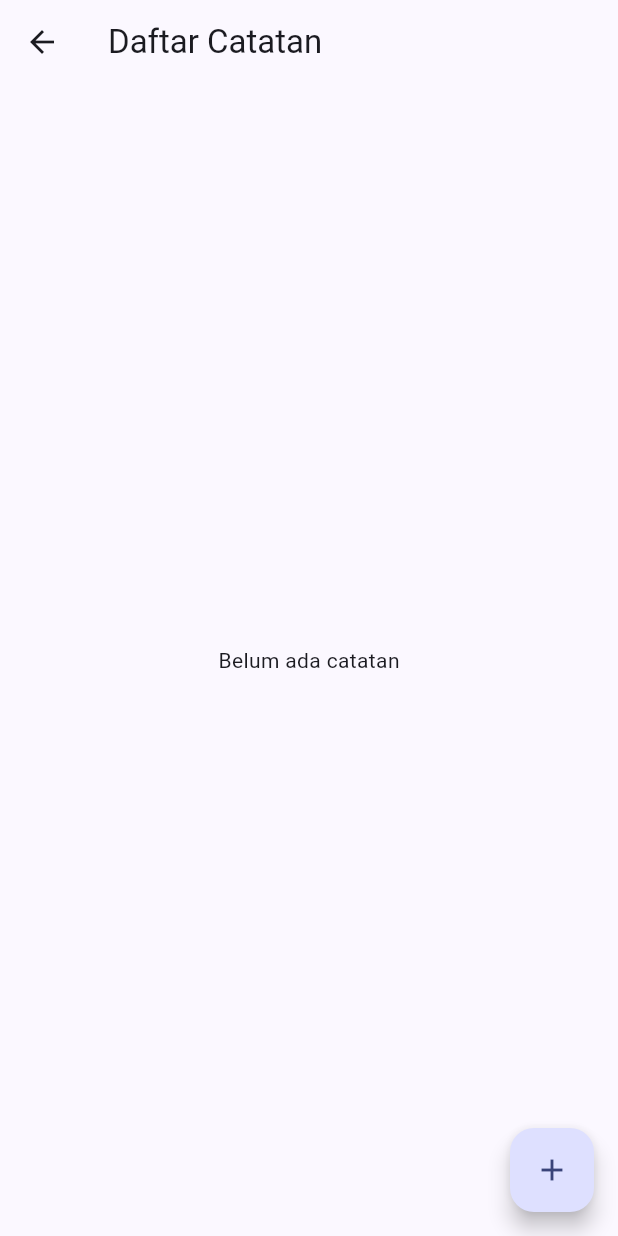
After one commit to rillsussy/studylog, a Flutter app: the screen it shows after launch, after a tap on "Lihat Daftar Catatan", on a phone screen of 412 x 824 dp. The commit adds this screen. Run offline on Flutter 3.47's test engine with Material 3 defaults, Android fonts, the phone set to English and light mode, and no system bars.

Commit message:
M2: navigasi empat layar dan state Provider

```diff
--- a/lib/main.dart
+++ b/lib/main.dart
@@ -1,9 +1,16 @@
 import 'package:flutter/material.dart';
+import 'package:provider/provider.dart';
 
-import 'screens/form_catatan_screen.dart';
+import 'screens/beranda_screen.dart';
+import 'state/catatan_store.dart';
 
 void main() {
-  runApp(const StudyLogApp());
+  runApp(
+    ChangeNotifierProvider(
+      create: (_) => CatatanStore(),
+      child: const StudyLogApp(),
+    ),
+  );
 }
 
 class StudyLogApp extends StatelessWidget {
@@ -18,7 +25,7 @@ class StudyLogApp extends StatelessWidget {
         colorScheme: ColorScheme.fromSeed(seedColor: Colors.indigo),
         useMaterial3: true,
       ),
-      home: const FormCatatanScreen(),
+      home: const BerandaScreen(),
     );
   }
 }
--- /dev/null
+++ b/lib/models/catatan.dart
@@ -0,0 +1,32 @@
+/// Entitas catatan perkuliahan.
+class Catatan {
+  final int? id;
+  final String mataKuliah;
+  final String judul;
+  final String isi;
+  final DateTime tanggal;
+
+  const Catatan({
+    this.id,
+    required this.mataKuliah,
+    required this.judul,
+    required this.isi,
+    required this.tanggal,
+  });
+
+  Catatan copyWith({
+    int? id,
+    String? mataKuliah,
+    String? judul,
+    String? isi,
+    DateTime? tanggal,
+  }) {
+    return Catatan(
+      id: id ?? this.id,
+      mataKuliah: mataKuliah ?? this.mataKuliah,
+      judul: judul ?? this.judul,
+      isi: isi ?? this.isi,
+      tanggal: tanggal ?? this.tanggal,
+    );
+  }
+}
--- /dev/null
+++ b/lib/screens/beranda_screen.dart
@@ -0,0 +1,51 @@
+import 'package:flutter/material.dart';
+import 'package:provider/provider.dart';
+
+import '../state/catatan_store.dart';
+import 'daftar_catatan_screen.dart';
+import 'form_catatan_screen.dart';
+
+class BerandaScreen extends StatelessWidget {
+  const BerandaScreen({super.key});
+
+  @override
+  Widget build(BuildContext context) {
+    final jumlah = context.watch<CatatanStore>().items.length;
+    return Scaffold(
+      appBar: AppBar(title: const Text('StudyLog')),
+      body: ListView(
+        padding: const EdgeInsets.all(16),
+        children: [
+          Card(
+            child: ListTile(
+              leading: const Icon(Icons.menu_book),
+              title: const Text('Total Catatan'),
+              trailing: Text(
+                '$jumlah',
+                style: Theme.of(context).textTheme.headlineSmall,
+              ),
+            ),
+          ),
+          const SizedBox(height: 12),
+          FilledButton.icon(
+            icon: const Icon(Icons.add),
+            label: const Text('Catatan Baru'),
+            onPressed: () => Navigator.push(
+              context,
+              MaterialPageRoute(builder: (_) => const FormCatatanScreen()),
+            ),
+          ),
+          const SizedBox(height: 8),
+          OutlinedButton.icon(
+            icon: const Icon(Icons.list),
+            label: const Text('Lihat Daftar Catatan'),
+            onPressed: () => Navigator.push(
+              context,
+              MaterialPageRoute(builder: (_) => const DaftarCatatanScreen()),
+            ),
+          ),
+        ],
+      ),
+    );
+  }
+}
--- /dev/null
+++ b/lib/screens/daftar_catatan_screen.dart
@@ -0,0 +1,47 @@
+import 'package:flutter/material.dart';
+import 'package:provider/provider.dart';
+
+import '../state/catatan_store.dart';
+import '../utils/format.dart';
+import 'detail_catatan_screen.dart';
+import 'form_catatan_screen.dart';
+
+class DaftarCatatanScreen extends StatelessWidget {
+  const DaftarCatatanScreen({super.key});
+
+  @override
+  Widget build(BuildContext context) {
+    final items = context.watch<CatatanStore>().items;
+    return Scaffold(
+      appBar: AppBar(title: const Text('Daftar Catatan')),
+      body: items.isEmpty
+          ? const Center(child: Text('Belum ada catatan'))
+          : ListView.separated(
+              itemCount: items.length,
+              separatorBuilder: (_, _) => const Divider(height: 1),
+              itemBuilder: (context, i) {
+                final c = items[i];
+                return ListTile(
+                  title: Text(c.judul),
+                  subtitle: Text('${c.mataKuliah} • ${formatTanggal(c.tanggal)}'),
+                  trailing: const Icon(Icons.chevron_right),
+                  onTap: () => Navigator.push(
+                    context,
+                    MaterialPageRoute(
+                      builder: (_) => DetailCatatanScreen(id: c.id!),
+                    ),
+                  ),
+                );
+              },
+            ),
+      floatingActionButton: FloatingActionButton(
+        tooltip: 'Catatan Baru',
+        onPressed: () => Navigator.push(
+          context,
+          MaterialPageRoute(builder: (_) => const FormCatatanScreen()),
+        ),
+        child: const Icon(Icons.add),
+      ),
+    );
+  }
+}
--- /dev/null
+++ b/lib/state/catatan_store.dart
@@ -0,0 +1,36 @@
+import 'package:flutter/foundation.dart';
+
+import '../models/catatan.dart';
+
+/// Milestone 02: state catatan lintas layar (in-memory).
+/// Data hilang ketika aplikasi di-full restart.
+class CatatanStore extends ChangeNotifier {
+  final List<Catatan> _items = [];
+  int _nextId = 1;
+
+  List<Catatan> get items => List.unmodifiable(_items.reversed);
+
+  Catatan? cariById(int id) {
+    for (final c in _items) {
+      if (c.id == id) return c;
+    }
+    return null;
+  }
+
+  void tambah(Catatan catatan) {
+    _items.add(catatan.copyWith(id: _nextId++));
+    notifyListeners();
+  }
+
+  void ubah(Catatan catatan) {
+    final i = _items.indexWhere((c) => c.id == catatan.id);
+    if (i == -1) return;
+    _items[i] = catatan;
+    notifyListeners();
+  }
+
+  void hapus(int id) {
+    _items.removeWhere((c) => c.id == id);
+    notifyListeners();
+  }
+}
--- a/pubspec.yaml
+++ b/pubspec.yaml
@@ -34,6 +34,7 @@ dependencies:
   # The following adds the Cupertino Icons font to your application.
   # Use with the CupertinoIcons class for iOS style icons.
   cupertino_icons: ^1.0.8
+  provider: ^6.1.5+1
 
 dev_dependencies:
   flutter_test:
```
Also changed, not shown: lib/screens/detail_catatan_screen.dart (added, +85 -0 lines), lib/screens/form_catatan_screen.dart (+48 -55 lines), lib/utils/format.dart (added, +8 -0 lines), pubspec.lock, 1 other file.
